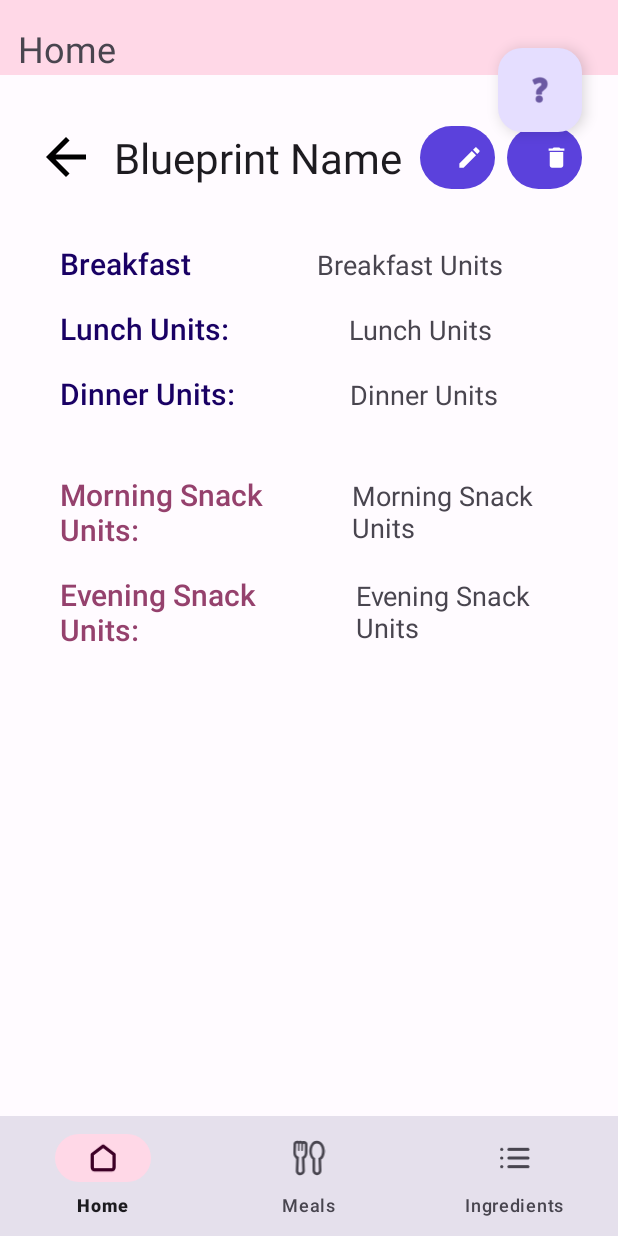
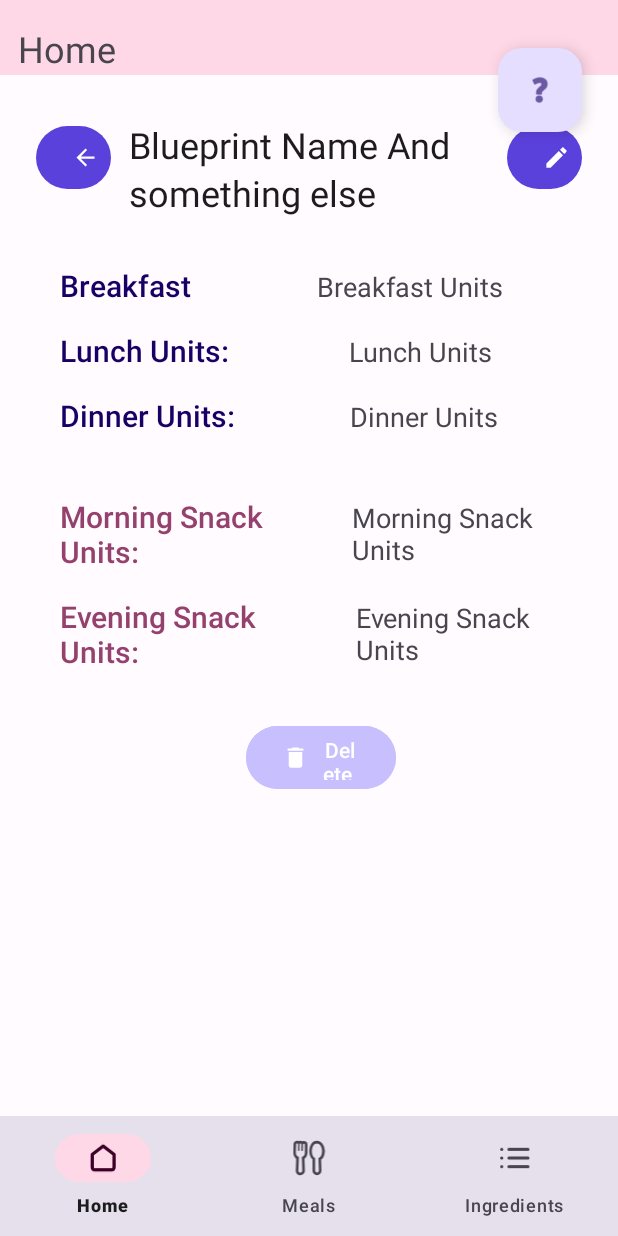
Before and after one commit to AnnieBonav/StopGuessing, an Android app: the ViewBlueprintFragment screen opened through its navigation route, on a phone screen of 412 x 824 dp. Run offline under Robolectric (Android 15) with nearby library versions, the phone set to English and light mode, and no system bars; our stand-ins replace Room's generated code; 7 statements that could not run were skipped.

Commit message:
Adds navigation aspects

```diff
--- a/StopGuessingM3/app/src/main/java/com/anniebonav/stopguessingm3/fragments/InteractsBlueprintsFragment.kt
+++ b/StopGuessingM3/app/src/main/java/com/anniebonav/stopguessingm3/fragments/InteractsBlueprintsFragment.kt
@@ -40,6 +40,7 @@ class InteractsBlueprintsFragment : Fragment() {
 
         binding.goBackButton.setOnClickListener(){
             findNavController().navigateUp()
+            Log.d("Blueprint", "Going up?")
         }
 
         if(arguments != null){ //If I am sending arguments, it means that I am updating a blueprint and not adding one. This way I reuse my View Model.
--- a/StopGuessingM3/app/src/main/java/com/anniebonav/stopguessingm3/fragments/ViewBlueprintFragment.kt
+++ b/StopGuessingM3/app/src/main/java/com/anniebonav/stopguessingm3/fragments/ViewBlueprintFragment.kt
@@ -6,7 +6,10 @@ import androidx.fragment.app.Fragment
 import android.view.LayoutInflater
 import android.view.View
 import android.view.ViewGroup
+import androidx.core.os.bundleOf
+import androidx.navigation.fragment.findNavController
 import com.anniebonav.stopguessingm3.MainActivity
+import com.anniebonav.stopguessingm3.R
 import com.anniebonav.stopguessingm3.StopGuessingDatabase
 import com.anniebonav.stopguessingm3.data.Blueprints.BlueprintDAO
 import com.anniebonav.stopguessingm3.databinding.FragmentViewBlueprintBinding
@@ -27,6 +30,10 @@ class ViewBlueprintFragment : Fragment() {
 
         _blueprintDAO = StopGuessingDatabase.getDatabase(context).blueprintDao()
 
+        binding.goBackButton.setOnClickListener(){
+            findNavController().navigateUp()
+        }
+
         Thread{
             Log.d("Data", "$selectedBlueprintId")
             val selectedBlueprint = _blueprintDAO.getBlueprint(selectedBlueprintId!!)
@@ -38,6 +45,15 @@ class ViewBlueprintFragment : Fragment() {
             binding.eveningSnackUnits.text = selectedBlueprint.eveningSnackUnits.toString()
         }.start()
 
+        binding.editIngredientButton.setOnClickListener(){
+            editBlueprint(selectedBlueprintId!!)
+        }
+
         return binding.root
     }
+
+    private fun editBlueprint(blueprintId: Int){
+        val bundle = bundleOf("selectedBlueprint" to blueprintId)
+        findNavController().navigate(R.id.action_ViewBlueprintFragment_to_InteractsBlueprintsFragment, bundle)
+    }
 }
--- a/StopGuessingM3/app/src/main/res/layout/fragment_view_blueprint.xml
+++ b/StopGuessingM3/app/src/main/res/layout/fragment_view_blueprint.xml
@@ -20,32 +20,37 @@
             android:layout_height="wrap_content"
             app:layout_constraintTop_toTopOf="parent"
             android:layout_marginTop="30dp"
+            android:orientation="horizontal"
             >
-            <ImageView
-                android:id="@+id/arrowBack"
-                android:layout_width="40dp"
-                android:layout_height="40dp"
-                app:layout_constraintTop_toTopOf="parent"
-                android:src="@drawable/ic_baseline_arrow_back_24"
-                app:layout_constraintStart_toStartOf="parent"
-                android:layout_gravity="center"
-                />
+            <LinearLayout
+                android:layout_width="0dp"
+                android:layout_weight="5"
+                android:layout_height="wrap_content"
+                android:orientation="horizontal"
+                >
+                <Button
+                    android:id="@+id/goBackButton"
+                    android:layout_width="50dp"
+                    android:layout_height="50dp"
+                    app:icon="@drawable/ic_baseline_arrow_back_24" />
 
                 <TextView
                     android:id="@+id/blueprintName"
-                android:layout_width="wrap_content"
+                    android:layout_width="match_parent"
                     android:layout_height="wrap_content"
-                android:text="Blueprint Name"
-                android:textAppearance="@style/TextAppearance.Material3.HeadlineMedium"
+                    android:text="Blueprint Name And something else"
+                    android:textAppearance="@style/TextAppearance.Material3.HeadlineSmall"
                     app:layout_constraintStart_toEndOf="@+id/chevronBack"
                     android:layout_marginLeft="12dp"
                     android:layout_gravity="center"
                     />
+            </LinearLayout>
+
             <LinearLayout
-                android:layout_width="wrap_content"
+                android:layout_width="0dp"
+                android:layout_weight="1"
                 android:layout_height="wrap_content"
-                android:layout_marginLeft="12dp"
-                >
+                android:gravity="right">
 
                 <Button
                     android:id="@+id/editIngredientButton"
@@ -53,16 +58,18 @@
                     android:layout_height="50dp"
                     app:icon="@drawable/ic_edit"
                     />
-
-                <Button
-                    android:id="@+id/deleteIngredientButton"
-                    android:layout_width="50dp"
-                    android:layout_marginLeft="8dp"
-                    android:layout_height="50dp"
-                    app:icon="@drawable/ic_delete"
-                    />
             </LinearLayout>
         </LinearLayout>
+
+        <ScrollView
+            android:layout_width="match_parent"
+            android:layout_height="match_parent"
+            >
+
+            <LinearLayout
+                android:layout_width="match_parent"
+                android:layout_height="match_parent"
+                android:orientation="vertical">
 
                 <LinearLayout
                     android:layout_width="match_parent"
@@ -199,6 +206,23 @@
                         android:text="Evening Snack Units"
                         android:textAppearance="@style/TextAppearance.AppCompat.Medium"/>
                 </LinearLayout>
+                <Button
+                    android:id="@+id/deleteIngredientButton"
+                    android:layout_width="100dp"
+                    android:layout_marginLeft="8dp"
+                    android:layout_height="50dp"
+                    android:text="Delete "
+                    android:backgroundTint="@color/md_theme_light_inversePrimary"
+                    android:layout_marginTop="32dp"
+                    android:layout_gravity="center"
+                    app:icon="@drawable/ic_delete"
+                    android:layout_marginBottom="32dp"
+                    />
+
+            </LinearLayout>
+
+        </ScrollView>
+
 
 
     </LinearLayout>
--- a/StopGuessingM3/app/src/main/res/navigation/nav_graph.xml
+++ b/StopGuessingM3/app/src/main/res/navigation/nav_graph.xml
@@ -135,5 +135,8 @@
         <action
             android:id="@+id/action_ViewBlueprintFragment_to_BlueprintsFragment"
             app:destination="@id/BlueprintsFragment" />
+        <action
+            android:id="@+id/action_ViewBlueprintFragment_to_InteractsBlueprintsFragment"
+            app:destination="@id/InteractsBlueprintsFragment" />
     </fragment>
 </navigation>
```
Also changed, not shown: StopGuessingM3/app/src/main/res/layout/fragment_view_meal_plan.xml (+26 -11 lines). Lines whose indentation alone changed are shown as unchanged.
